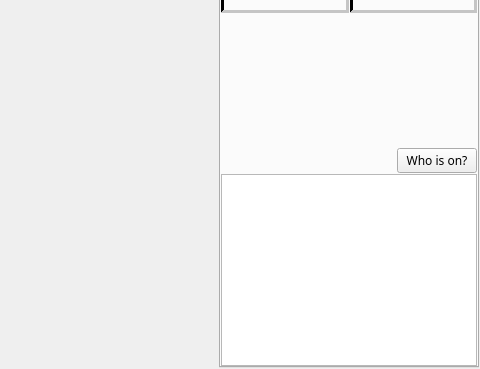
First picture: the form in src/mainwidgets/rxwidget.ui, repository jbdubbs/QSSTV-Experimental, before the edit; both pictures show x 513 to 993 and y 282 to 651 of the 993 by 651 pixel window.
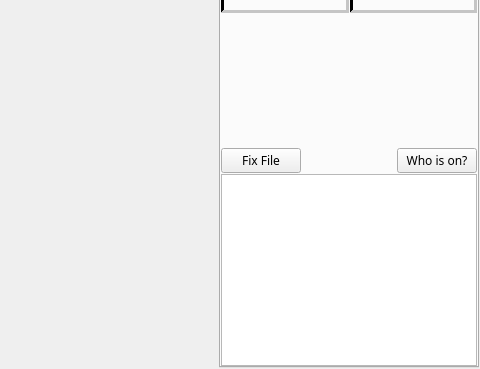
Second picture: the form after the edit. Icons and pictures are not drawn. Custom widgets are drawn as their Qt base class.

Commit message:
Move BSR button into the DRM tab as "Fix File"
Replaces the status-bar BSR button with a Fix File button on the RX DRM
tab, left of Who is on?. Same enable rules (DRM only, disabled while busy).

The edit to the form file:
```diff
--- a/src/mainwidgets/rxwidget.ui
+++ b/src/mainwidgets/rxwidget.ui
@@ -947,6 +947,16 @@
          </item>
          <item>
           <layout class="QHBoxLayout" name="horizontalLayout_2">
+           <item>
+            <widget class="QPushButton" name="fixFilePushButton">
+             <property name="toolTip">
+              <string>Ask the sender to resend the missing segments of an incomplete DRM image</string>
+             </property>
+             <property name="text">
+              <string>Fix File</string>
+             </property>
+            </widget>
+           </item>
            <item>
             <spacer name="horizontalSpacer_2">
              <property name="orientation">
```
The commit also changes 4 other files.
